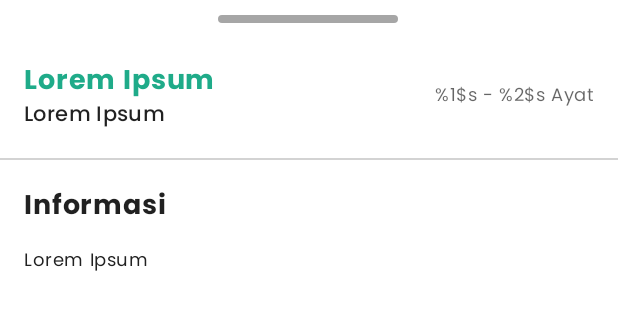
After one commit to oratakashi/MyQuran-app, an Android app: the layout fragment_info_dialog.xml on its own in the app's theme, with its tools: preview values and no code run, on a phone screen of 412 x 824 dp. The commit adds this screen. Shown: the top 310 px of the screen. Run offline under Robolectric (Android 15) with nearby library versions, the phone set to English and light mode, and no system bars.

Commit message:
feature: add info detail surah

```diff
--- a/app/build.gradle
+++ b/app/build.gradle
@@ -60,6 +60,8 @@ dependencies {
     //Koin
     implementation "io.insert-koin:koin-core:3.2.0"
     implementation "io.insert-koin:koin-android:3.2.0"
+    implementation 'androidx.legacy:legacy-support-v4:1.0.0'
+    implementation 'androidx.recyclerview:recyclerview:1.2.1'
 
     //HTTP Inspector
     debugImplementation "com.github.chuckerteam.chucker:library:3.5.2"
--- a/app/src/main/java/com/oratakashi/myquran/presentation/menu/detail/DetailFragment.kt
+++ b/app/src/main/java/com/oratakashi/myquran/presentation/menu/detail/DetailFragment.kt
@@ -9,6 +9,7 @@ import com.oratakashi.myquran.R
 import com.oratakashi.myquran.databinding.FragmentDetailBinding
 import com.oratakashi.myquran.domain.model.ayat.Ayat
 import com.oratakashi.myquran.presentation.abstaction.BaseFragment
+import com.oratakashi.myquran.presentation.menu.detail.dialog.InfoDialogFragment
 import com.oratakashi.myquran.presentation.navigation.MainNavigation
 import com.oratakashi.myquran.utility.addObservers
 import com.oratakashi.myquran.utility.navigation
@@ -59,6 +60,9 @@ class DetailFragment : BaseFragment<FragmentDetailBinding>(), DetailDataContract
             ivBack.onClick {
                 nav.toPrevious()
             }
+            ivInfo.onClick {
+                InfoDialogFragment(args.data).showNow(childFragmentManager, "dialog")
+            }
             viewModel.getAyat(args.data.nomor.toInt())
         }
     }
--- /dev/null
+++ b/app/src/main/java/com/oratakashi/myquran/presentation/menu/detail/dialog/InfoDialogFragment.kt
@@ -0,0 +1,51 @@
+package com.oratakashi.myquran.presentation.menu.detail.dialog
+
+import android.os.Build
+import android.os.Bundle
+import android.text.Html
+import android.view.LayoutInflater
+import android.view.View
+import android.view.ViewGroup
+import androidx.core.text.buildSpannedString
+import com.google.android.material.bottomsheet.BottomSheetDialogFragment
+import com.oratakashi.myquran.R
+import com.oratakashi.myquran.databinding.FragmentInfoDialogBinding
+import com.oratakashi.myquran.domain.model.surah.Surah
+import com.oratakashi.viewbinding.core.binding.bottomsheet.viewBinding
+
+class InfoDialogFragment(
+    private val surah: Surah
+) : BottomSheetDialogFragment() {
+
+    private val binding: FragmentInfoDialogBinding by viewBinding()
+
+    override fun onViewCreated(view: View, savedInstanceState: Bundle?) {
+        super.onViewCreated(view, savedInstanceState)
+        with(binding) {
+            tvAyat.text = getString(
+                R.string.placeholder_surah_desc,
+                buildSpannedString {
+                    val type = surah.type
+                    append(type.first().uppercase())
+                    append(type.substring(1, type.count()))
+                },
+                surah.ayat.toString()
+            )
+            tvName.text = surah.nama
+            tvTranslation.text = surah.arti
+            tvDesc.text = if (Build.VERSION.SDK_INT >= Build.VERSION_CODES.N) {
+                Html.fromHtml(surah.keterangan, Html.FROM_HTML_MODE_COMPACT)
+            } else {
+                Html.fromHtml(surah.keterangan)
+            }
+        }
+    }
+
+    override fun onCreateView(
+        inflater: LayoutInflater,
+        container: ViewGroup?,
+        savedInstanceState: Bundle?
+    ): View {
+        return binding.root
+    }
+}
--- /dev/null
+++ b/app/src/main/res/drawable/ic_bottom_sheet_handler.xml
@@ -0,0 +1,5 @@
+<?xml version="1.0" encoding="utf-8"?>
+<shape xmlns:android="http://schemas.android.com/apk/res/android">
+    <solid android:color="@color/black4"/>
+    <corners android:radius="@dimen/dimen_16dp" />
+</shape>
--- /dev/null
+++ b/app/src/main/res/layout/fragment_info_dialog.xml
@@ -0,0 +1,100 @@
+<?xml version="1.0" encoding="utf-8"?>
+<LinearLayout xmlns:android="http://schemas.android.com/apk/res/android"
+    xmlns:app="http://schemas.android.com/apk/res-auto"
+    xmlns:tools="http://schemas.android.com/tools"
+    android:layout_width="match_parent"
+    android:layout_height="match_parent"
+    android:orientation="vertical"
+    tools:context=".presentation.menu.detail.dialog.InfoDialogFragment">
+
+    <androidx.constraintlayout.widget.ConstraintLayout
+        android:layout_width="wrap_content"
+        android:layout_height="wrap_content">
+        <View
+            android:id="@+id/view3"
+            android:layout_width="@dimen/dimen_120dp"
+            android:layout_height="@dimen/dimen_5dp"
+            android:layout_marginTop="10dp"
+            android:background="@drawable/ic_bottom_sheet_handler"
+            app:layout_constraintEnd_toEndOf="parent"
+            app:layout_constraintHorizontal_bias="0.497"
+            app:layout_constraintStart_toStartOf="parent"
+            app:layout_constraintTop_toTopOf="parent" />
+
+        <TextView
+            android:id="@+id/tvName"
+            android:layout_width="0dp"
+            android:layout_height="wrap_content"
+            tools:text="@string/foo"
+            android:textColor="?attr/colorPrimary"
+            android:layout_marginHorizontal="@dimen/dimen_16dp"
+            android:layout_marginTop="@dimen/dimen_24dp"
+            android:textAppearance="?attr/bodyLargeBold"
+            app:layout_constraintEnd_toStartOf="@+id/tvAyat"
+            app:layout_constraintStart_toStartOf="parent"
+            app:layout_constraintTop_toBottomOf="@+id/view3" />
+
+        <TextView
+            android:id="@+id/tvAyat"
+            android:layout_width="wrap_content"
+            android:layout_height="wrap_content"
+            android:layout_marginEnd="@dimen/dimen_16dp"
+            android:textAppearance="?attr/captionLargeRegular"
+            app:layout_constraintBottom_toBottomOf="@+id/tvTranslation"
+            app:layout_constraintEnd_toEndOf="parent"
+            app:layout_constraintTop_toTopOf="@+id/tvName"
+            tools:text="@string/placeholder_surah_desc" />
+
+        <TextView
+            android:id="@+id/tvTranslation"
+            android:layout_width="wrap_content"
+            android:layout_height="wrap_content"
+            android:layout_marginStart="@dimen/dimen_16dp"
+            android:layout_marginTop="-5dp"
+            android:textAppearance="?attr/bodySmallMedium"
+            app:layout_constraintStart_toStartOf="parent"
+            app:layout_constraintTop_toBottomOf="@+id/tvName"
+            tools:text="@string/foo" />
+
+        <View
+            android:id="@+id/view4"
+            android:layout_width="match_parent"
+            android:layout_height="@dimen/dimen_1dp"
+            android:layout_marginTop="@dimen/dimen_16dp"
+            android:background="@color/black5"
+            app:layout_constraintEnd_toEndOf="parent"
+            app:layout_constraintStart_toStartOf="parent"
+            app:layout_constraintTop_toBottomOf="@+id/tvTranslation" />
+    </androidx.constraintlayout.widget.ConstraintLayout>
+
+    <androidx.core.widget.NestedScrollView
+        android:layout_width="match_parent"
+        android:layout_height="match_parent"
+        android:layout_marginTop="@dimen/dimen_16dp">
+
+        <LinearLayout
+            android:layout_width="match_parent"
+            android:layout_height="wrap_content"
+            android:orientation="vertical">
+
+            <TextView
+                android:layout_width="match_parent"
+                android:layout_height="wrap_content"
+                android:text="@string/label_information"
+                android:textAppearance="?attr/bodyLargeBold"
+                android:layout_marginHorizontal="@dimen/dimen_16dp"/>
+
+
+            <TextView
+                android:id="@+id/tvDesc"
+                android:layout_width="match_parent"
+                android:layout_height="wrap_content"
+                android:textAppearance="?attr/captionLargeRegular"
+                android:textColor="@color/black1"
+                android:layout_marginHorizontal="@dimen/dimen_16dp"
+                android:layout_marginTop="@dimen/dimen_10dp"
+                android:layout_marginBottom="@dimen/dimen_16dp"
+                android:text="@string/foo" />
+        </LinearLayout>
+    </androidx.core.widget.NestedScrollView>
+</LinearLayout>
--- a/app/src/main/res/values/dimens.xml
+++ b/app/src/main/res/values/dimens.xml
@@ -116,5 +116,7 @@
     <dimen name="dimen_120dp">120dp</dimen>
     <dimen name="dimen_220dp">220dp</dimen>
     <dimen name="dimen_130dp">130dp</dimen>
+    <dimen name="list_item_spacing">16dp</dimen>
+    <dimen name="list_item_spacing_half">8dp</dimen>
     <!--endregion SP (Text)-->
 </resources>
--- a/app/src/main/res/values/strings.xml
+++ b/app/src/main/res/values/strings.xml
@@ -9,4 +9,5 @@
     <string name="label_surah_list">Daftar Surah</string>
     <string name="placeholder_surah_desc">%1$s - %2$s Ayat</string>
     <string name="foo">Lorem Ipsum</string>
+    <string name="label_information">Informasi</string>
 </resources>
--- a/app/src/main/res/values/styles_base.xml
+++ b/app/src/main/res/values/styles_base.xml
@@ -14,6 +14,10 @@
         <!-- Status bar color. -->
         <item name="android:statusBarColor" >@color/white</item>
         <item name="android:windowLightStatusBar" tools:targetApi="m">true</item>
+
+        <item name="shapeAppearanceSmallComponent">@style/ShapeAppearance.SmallComponent</item>
+        <item name="shapeAppearanceMediumComponent">@style/ShapeAppearance.MediumComponent</item>
+        <item name="shapeAppearanceLargeComponent">@style/ShapeAppearance.LargeComponent</item>
 
         <item name="heading1">@style/Heading1</item>
         <item name="heading2">@style/Heading2</item>
--- /dev/null
+++ b/app/src/main/res/values/styles_shape.xml
@@ -0,0 +1,15 @@
+<?xml version="1.0" encoding="utf-8"?>
+<resources>
+    <style name="ShapeAppearance.LargeComponent" parent="ShapeAppearance.MaterialComponents.LargeComponent">
+        <item name="cornerFamily">rounded</item>
+        <item name="cornerSize">@dimen/dimen_16dp</item>
+    </style>
+    <style name="ShapeAppearance.MediumComponent" parent="ShapeAppearance.MaterialComponents.MediumComponent">
+        <item name="cornerFamily">rounded</item>
+        <item name="cornerSize">@dimen/dimen_8dp</item>
+    </style>
+    <style name="ShapeAppearance.SmallComponent" parent="ShapeAppearance.MaterialComponents.SmallComponent">
+        <item name="cornerFamily">rounded</item>
+        <item name="cornerSize">@dimen/dimen_4dp</item>
+    </style>
+</resources>
```
